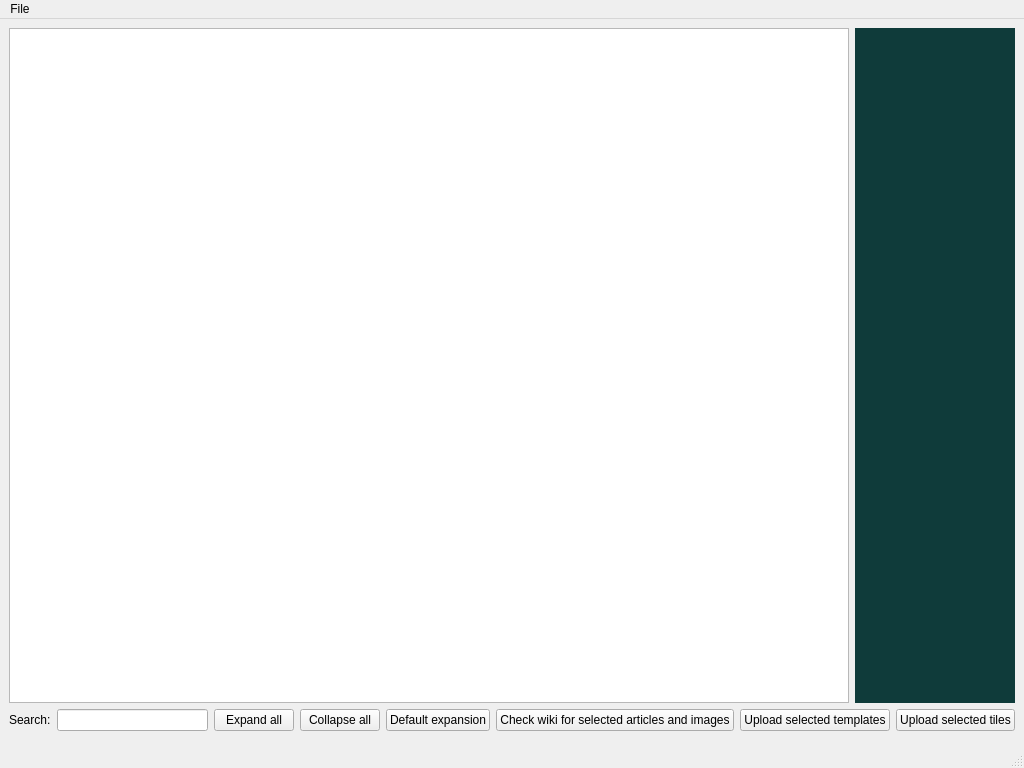
The window that qud_explorer_window.ui (TrashMonks/qud-wiki) describes before a commit, drawn with Qt 5.
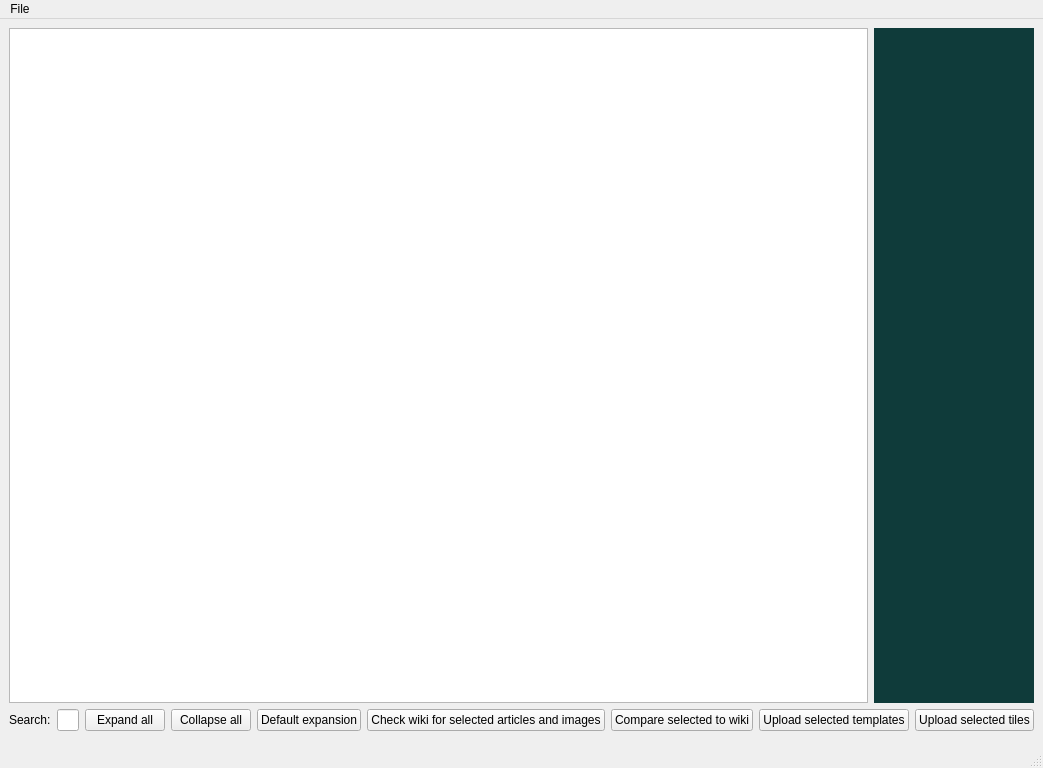
The same window after the commit.

```diff
--- a/qud_explorer_window.ui
+++ b/qud_explorer_window.ui
@@ -82,6 +82,13 @@
             </property>
            </widget>
           </item>
+          <item>
+           <widget class="QPushButton" name="compare_selected_button">
+            <property name="text">
+             <string>Compare selected to wiki</string>
+            </property>
+           </widget>
+          </item>
           <item>
            <widget class="QPushButton" name="upload_templates_button">
             <property name="text">
```
